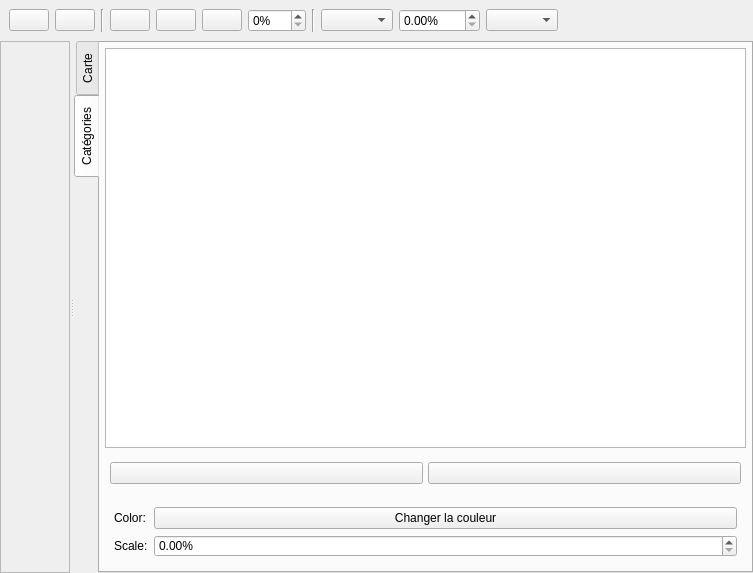
Above: libs/gui/editors/cartographyeditor.ui from french-paragon/Sabrina before the change. Below: the same form after it.
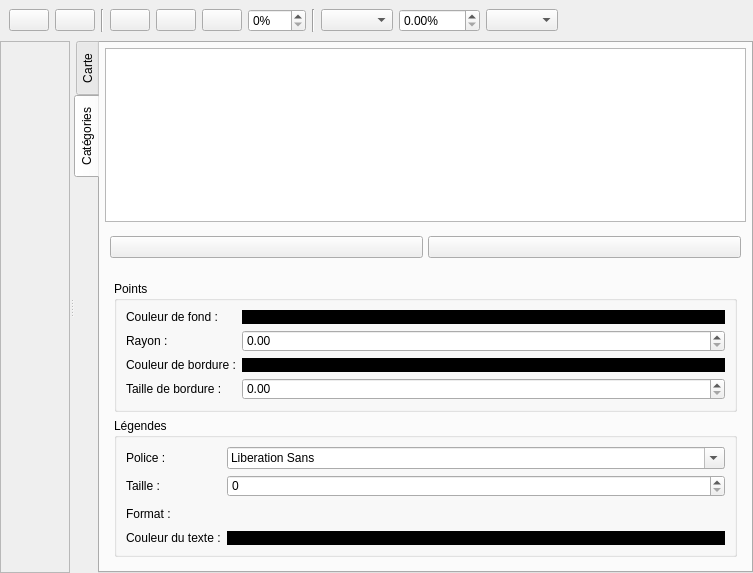
That is the form after the change. The open tabs and pages were chosen to show the change. Icons and pictures are not drawn.

What changed in the file:
```diff
--- a/libs/gui/editors/cartographyeditor.ui
+++ b/libs/gui/editors/cartographyeditor.ui
@@ -550,36 +550,240 @@
         </item>
         <item>
          <widget class="QWidget" name="widget_2" native="true">
-          <layout class="QFormLayout" name="formLayout_2">
-           <item row="0" column="0">
-            <widget class="QLabel" name="label">
-             <property name="text">
-              <string>Color:</string>
+          <layout class="QVBoxLayout" name="verticalLayout_5">
+           <item>
+            <widget class="QGroupBox" name="groupBoxPoint">
+             <property name="title">
+              <string>Points</string>
              </property>
-            </widget>
-           </item>
-           <item row="1" column="0">
-            <widget class="QLabel" name="label_2">
-             <property name="text">
-              <string>Scale:</string>
+             <property name="checkable">
+              <bool>false</bool>
              </property>
+             <layout class="QFormLayout" name="formLayout">
+              <item row="0" column="1">
+               <widget class="QPushButton" name="selectColorButton">
+                <property name="autoFillBackground">
+                 <bool>false</bool>
+                </property>
+                <property name="styleSheet">
+                 <string notr="true">border: none;
+background-color: #000000;</string>
+                </property>
+                <property name="text">
+                 <string/>
+                </property>
+                <property name="flat">
+                 <bool>false</bool>
+                </property>
+               </widget>
+              </item>
+              <item row="0" column="0">
+               <widget class="QLabel" name="label">
+                <property name="text">
+                 <string>Couleur de fond :</string>
+                </property>
+               </widget>
+              </item>
+              <item row="1" column="1">
+               <widget class="QDoubleSpinBox" name="categoryRadiusSpinBox">
+                <property name="suffix">
+                 <string/>
+                </property>
+                <property name="maximum">
+                 <double>10000.000000000000000</double>
+                </property>
+               </widget>
+              </item>
+              <item row="1" column="0">
+               <widget class="QLabel" name="label_2">
+                <property name="text">
+                 <string>Rayon :</string>
+                </property>
+               </widget>
+              </item>
+              <item row="2" column="1">
+               <widget class="QPushButton" name="selectBorderColorPushButton">
+                <property name="autoFillBackground">
+                 <bool>false</bool>
+                </property>
+                <property name="styleSheet">
+                 <string notr="true">border: none;
+background-color: #000000;</string>
+                </property>
+                <property name="text">
+                 <string/>
+                </property>
+                <property name="flat">
+                 <bool>false</bool>
+                </property>
+               </widget>
+              </item>
+              <item row="2" column="0">
+               <widget class="QLabel" name="label_3">
+                <property name="text">
+                 <string>Couleur de bordure :</string>
+                </property>
+               </widget>
+              </item>
+              <item row="3" column="1">
+               <widget class="QDoubleSpinBox" name="categoryBorderSpinBox"/>
+              </item>
+              <item row="3" column="0">
+               <widget class="QLabel" name="label_4">
+                <property name="text">
+                 <string>Taille de bordure :</string>
+                </property>
+               </widget>
+              </item>
+             </layout>
             </widget>
            </item>
-           <item row="1" column="1">
-            <widget class="QDoubleSpinBox" name="categoryScaleSpinBox">
-             <property name="suffix">
-              <string>%</string>
+           <item>
+            <widget class="QGroupBox" name="groupBoxLegend">
+             <property name="title">
+              <string>Légendes</string>
              </property>
-             <property name="maximum">
-              <double>10000.000000000000000</double>
-             </property>
-            </widget>
-           </item>
-           <item row="0" column="1">
-            <widget class="QPushButton" name="selectColorButton">
-             <property name="text">
-              <string>Changer la couleur</string>
-             </property>
+             <layout class="QFormLayout" name="formLayout_2">
+              <item row="3" column="1">
+               <widget class="QPushButton" name="legendColorPushButton">
+                <property name="autoFillBackground">
+                 <bool>false</bool>
+                </property>
+                <property name="styleSheet">
+                 <string notr="true">border: none;
+background-color: #000000;</string>
+                </property>
+                <property name="text">
+                 <string/>
+                </property>
+                <property name="flat">
+                 <bool>false</bool>
+                </property>
+               </widget>
+              </item>
+              <item row="3" column="0">
+               <widget class="QLabel" name="label_5">
+                <property name="text">
+                 <string>Couleur du texte :</string>
+                </property>
+               </widget>
+              </item>
+              <item row="0" column="1">
+               <widget class="QFontComboBox" name="legendFontComboBox"/>
+              </item>
+              <item row="0" column="0">
+               <widget class="QLabel" name="label_6">
+                <property name="text">
+                 <string>Police :</string>
+                </property>
+               </widget>
+              </item>
+              <item row="1" column="1">
+               <widget class="QSpinBox" name="legendSizeSinBox"/>
+              </item>
+              <item row="1" column="0">
+               <widget class="QLabel" name="label_7">
+                <property name="text">
+                 <string>Taille :</string>
+                </property>
+               </widget>
+              </item>
+              <item row="2" column="1">
+               <widget class="QWidget" name="widget_3" native="true">
+                <layout class="QHBoxLayout" name="horizontalLayout_3">
+                 <property name="leftMargin">
+                  <number>0</number>
+                 </property>
+                 <property name="topMargin">
+                  <number>0</number>
+                 </property>
+                 <property name="rightMargin">
+                  <number>0</number>
+                 </property>
+                 <property name="bottomMargin">
+                  <number>0</number>
+                 </property>
+                 <item>
+                  <widget class="QPushButton" name="legendBoldButton">
+                   <property name="text">
+                    <string/>
+                   </property>
+                   <property name="icon">
+                    <iconset resource="../ressources/ressources_gui.qrc">
+                     <normaloff>:/icons/icons/bold.svg</normaloff>:/icons/icons/bold.svg</iconset>
+                   </property>
+                   <property name="checkable">
+                    <bool>true</bool>
+                   </property>
+                   <property name="checked">
+                    <bool>false</bool>
+                   </property>
+                   <property name="flat">
+                    <bool>true</bool>
+                   </property>
+                  </widget>
+                 </item>
+                 <item>
+                  <widget class="QPushButton" name="legendItalicButton">
+                   <property name="text">
+                    <string/>
+                   </property>
+                   <property name="icon">
+                    <iconset resource="../ressources/ressources_gui.qrc">
+                     <normaloff>:/icons/icons/italic.svg</normaloff>:/icons/icons/italic.svg</iconset>
+                   </property>
+                   <property name="checkable">
+                    <bool>true</bool>
+                   </property>
+                   <property name="flat">
+                    <bool>true</bool>
+                   </property>
+                  </widget>
+                 </item>
+                 <item>
+                  <widget class="QPushButton" name="legendUnderlinedButton">
+                   <property name="text">
+                    <string/>
+                   </property>
+                   <property name="icon">
+                    <iconset resource="../ressources/ressources_gui.qrc">
+                     <normaloff>:/icons/icons/underline.svg</normaloff>:/icons/icons/underline.svg</iconset>
+                   </property>
+                   <property name="checkable">
+                    <bool>true</bool>
+                   </property>
+                   <property name="checked">
+                    <bool>false</bool>
+                   </property>
+                   <property name="flat">
+                    <bool>true</bool>
+                   </property>
+                  </widget>
+                 </item>
+                 <item>
+                  <spacer name="horizontalSpacer_2">
+                   <property name="orientation">
+                    <enum>Qt::Horizontal</enum>
+                   </property>
+                   <property name="sizeHint" stdset="0">
+                    <size>
+                     <width>40</width>
+                     <height>20</height>
+                    </size>
+                   </property>
+                  </spacer>
+                 </item>
+                </layout>
+               </widget>
+              </item>
+              <item row="2" column="0">
+               <widget class="QLabel" name="label_8">
+                <property name="text">
+                 <string>Format :</string>
+                </property>
+               </widget>
+              </item>
+             </layout>
             </widget>
            </item>
           </layout>
```
Left out of the diff: 2 changed lines with no effect on the pictures.
